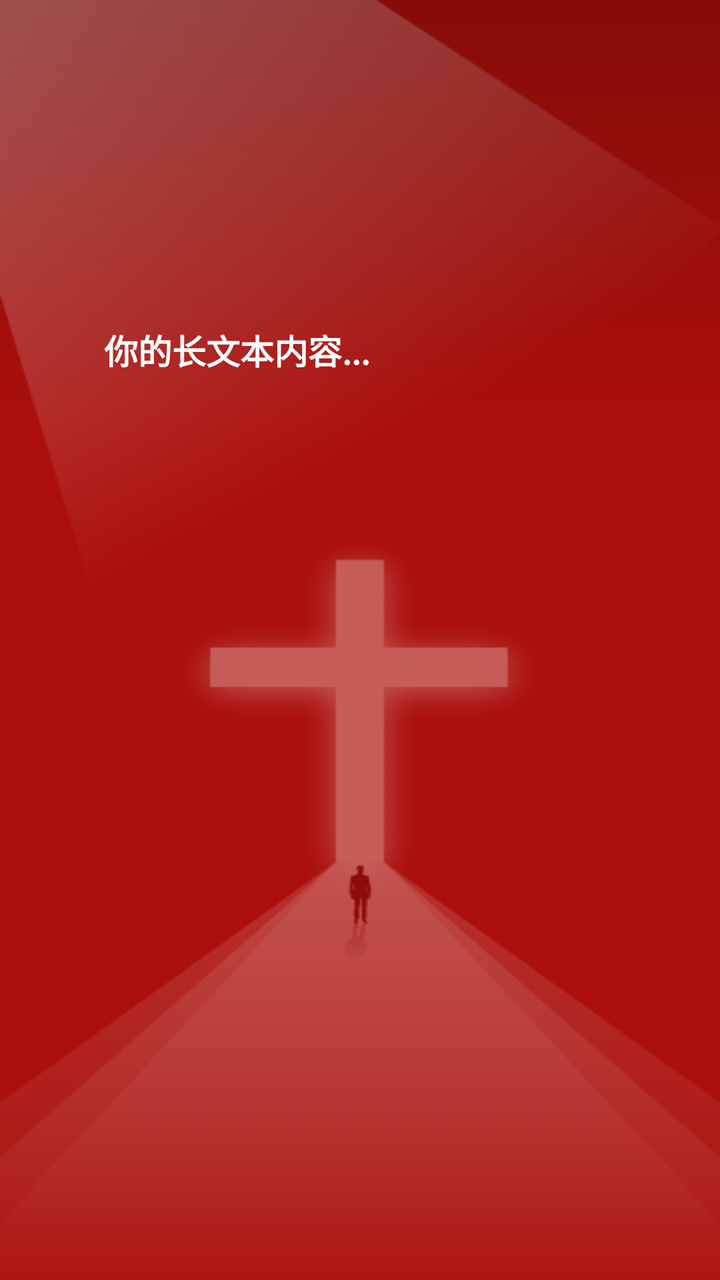
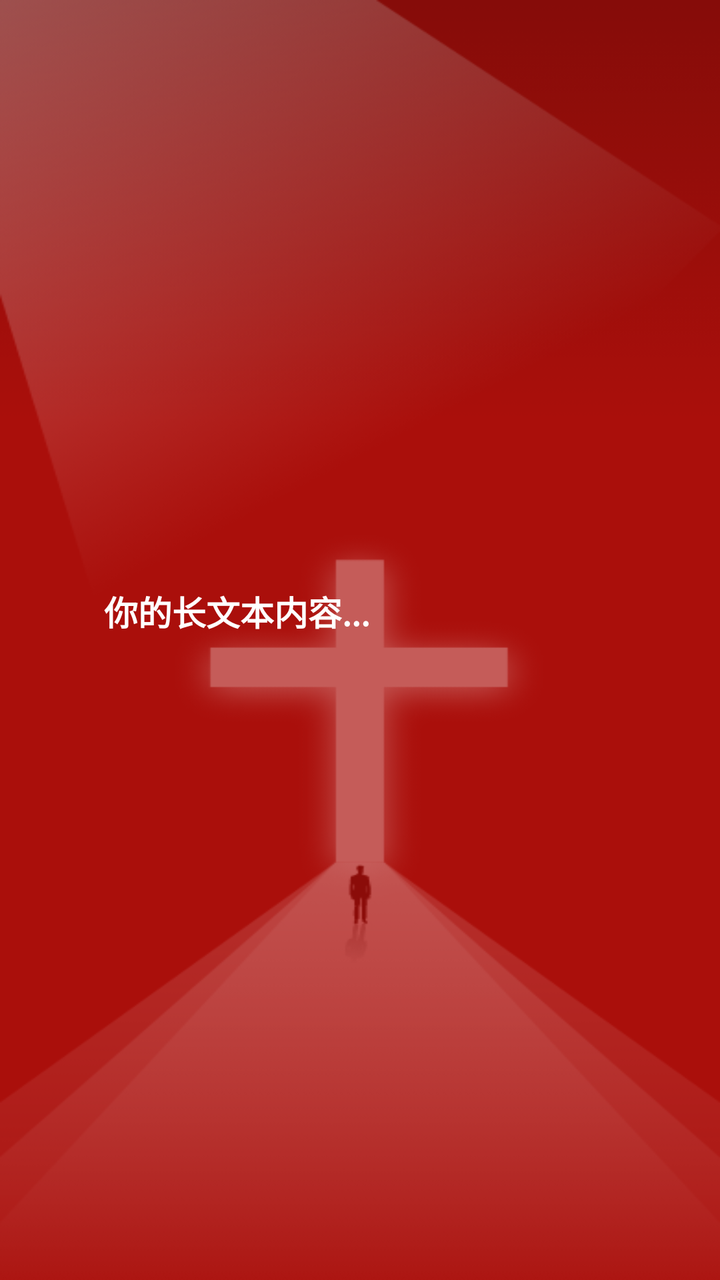

An Android layout rendered at two revisions. The XML below is the earlier revision; the diff shows what the commit changed to produce the second picture.
<!-- AndroidManifest.xml: application theme GGTheme -->
<!-- res/layout/activity_beginner.xml -->
<LinearLayout xmlns:android="http://schemas.android.com/apk/res/android"
    xmlns:app="http://schemas.android.com/apk/res-auto"
    android:layout_width="match_parent"
    android:layout_height="match_parent"
    android:background="@mipmap/bg_beginner"
    android:orientation="vertical">

    <View
        android:layout_width="1dp"
        android:layout_height="0dp"
        android:layout_weight="1" />

    <TextView
        android:id="@+id/title"
        android:layout_width="wrap_content"
        android:layout_height="wrap_content"
        android:layout_gravity="center"
        android:textColor="@color/white"
        android:textSize="26sp"
        android:textStyle="bold" />

    <ScrollView
        android:layout_width="match_parent"
        android:layout_height="0dp"
        android:layout_weight="3"
        android:layout_marginTop="32dp">

        <TextView
            android:id="@+id/question"
            android:layout_width="match_parent"
            android:layout_height="wrap_content"
            android:layout_marginLeft="52dp"
            android:layout_marginRight="52dp"
            android:lineSpacingExtra="4dp"
            android:textColor="@color/white"
            android:text="你的长文本内容..."
            android:textSize="17sp"
            android:textStyle="bold" />

    </ScrollView>

    <View
        android:layout_width="1dp"
        android:layout_height="0dp"
        android:layout_weight="1" />

    <LinearLayout
        android:id="@+id/button_container"
        android:layout_width="match_parent"
        android:layout_height="wrap_content"
        android:gravity="center"
        android:orientation="vertical">

        

        

    </LinearLayout>

    <View
        android:layout_width="1dp"
        android:layout_height="0dp"
        android:layout_weight="1" />

</LinearLayout>
<!-- resources referenced by this layout -->
<resources>
  <color name="white">#FFFFFFFF</color>
  <!-- mipmap bg_beginner: png bitmap (mipmap-xxhdpi, 96932 bytes) -->
  <style name="GGTheme" parent="Theme.MaterialComponents.Light.Bridge">
          <item name="android:windowIsTranslucent">true</item>
  
          
  
          
          <item name="android:windowFullscreen">false</item>
          <item name="windowActionBar">false</item>
          <item name="android:windowActionBar">false</item>
          <item name="windowNoTitle">true</item>
          <item name="android:windowNoTitle">true</item>
          
          <item name="android:windowBackground">@color/white</item>
          
          <item name="android:navigationBarColor">@color/white</item>
          
          <item name="android:statusBarColor">@color/white</item>
  
  
  
  
  
          <item name="colorPrimary">@color/white</item>
          <item name="colorPrimaryDark">#2D8659</item>
  
          <item name="colorAccent">#339966</item>
          <item name="colorControlNormal">@color/text_primary</item>
  
          <item name="outcomingDefaultBubbleColor">#2D8659</item>
          <item name="outcomingDefaultBubblePressedColor">#2D8659</item>
  
  
  
  
      </style>
  <color name="text_primary">@android:color/black</color>
</resources>

<!-- the commit's change to res/layout/activity_beginner.xml (unified diff, before → after) -->
@@ -29,6 +29,7 @@
             android:id="@+id/question"
             android:layout_width="match_parent"
             android:layout_height="wrap_content"
+            android:layout_gravity="center_vertical"
             android:layout_marginLeft="52dp"
             android:layout_marginRight="52dp"
             android:lineSpacingExtra="4dp"
